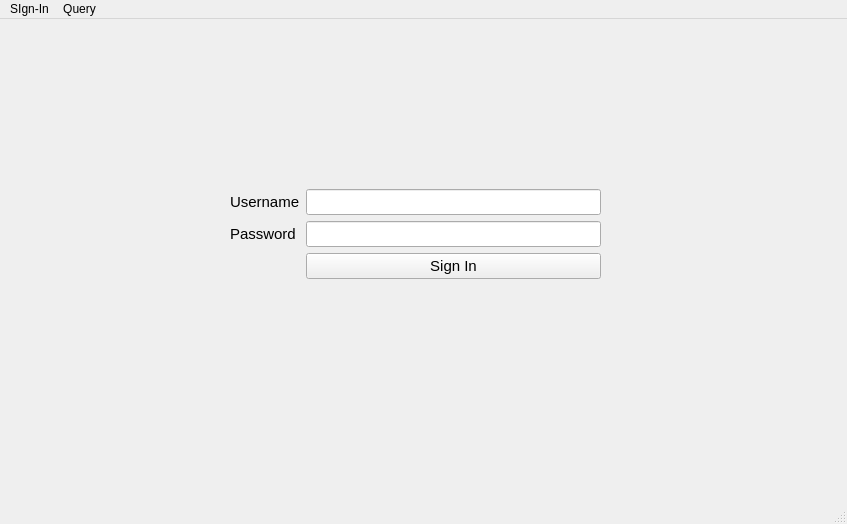
Above: test.ui from anthonyhungnguyen/redesigned-engine before the change. Below: the same form after it.
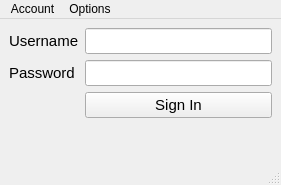
That is the form after the change.

The edit to the form file:
```diff
--- a/test.ui
+++ b/test.ui
@@ -9,8 +9,8 @@
    <rect>
     <x>0</x>
     <y>0</y>
-    <width>847</width>
-    <height>524</height>
+    <width>281</width>
+    <height>185</height>
    </rect>
   </property>
   <property name="windowTitle">
@@ -23,21 +23,8 @@
    <enum>QTabWidget::Rounded</enum>
   </property>
   <widget class="QWidget" name="centralwidget">
-   <widget class="QWidget" name="formLayoutWidget">
-    <property name="geometry">
-     <rect>
-      <x>230</x>
-      <y>170</y>
-      <width>371</width>
-      <height>97</height>
-     </rect>
-    </property>
-    <property name="font">
-     <font>
-      <family>Segoe UI</family>
-      <pointsize>11</pointsize>
-     </font>
-    </property>
+   <layout class="QGridLayout" name="gridLayout">
+    <item row="0" column="0">
     <layout class="QFormLayout" name="formLayout">
      <item row="0" column="0">
       <widget class="QLabel" name="usernameLabel">
@@ -99,7 +86,8 @@
       </widget>
      </item>
     </layout>
-   </widget>
+    </item>
+   </layout>
   </widget>
   <widget class="QStatusBar" name="statusbar"/>
   <widget class="QMenuBar" name="menubar">
@@ -107,18 +95,18 @@
     <rect>
      <x>0</x>
      <y>0</y>
-     <width>847</width>
-     <height>21</height>
+     <width>281</width>
+     <height>26</height>
     </rect>
    </property>
    <widget class="QMenu" name="menuSIgn_In">
     <property name="title">
-     <string>SIgn-In</string>
+     <string>Account</string>
     </property>
    </widget>
    <widget class="QMenu" name="menuQuery">
     <property name="title">
-     <string>Query</string>
+     <string>Options</string>
     </property>
     <addaction name="actionSearch"/>
     <addaction name="actionInput"/>
```
Left out of the diff: 36 changed lines with no effect on the pictures. Lines whose indentation alone changed are shown as unchanged.
